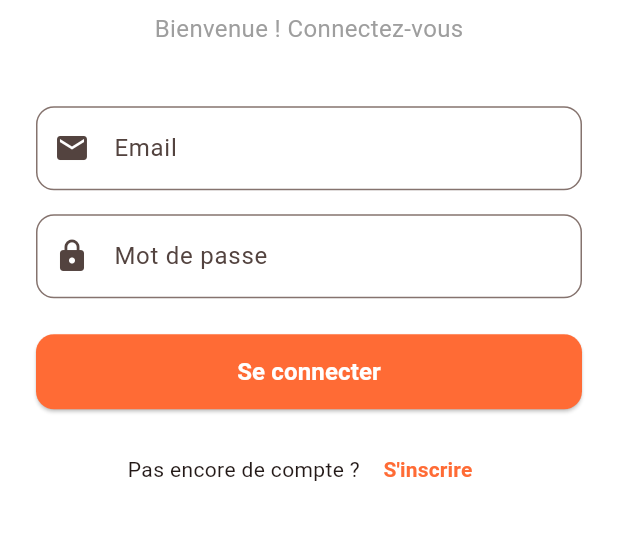
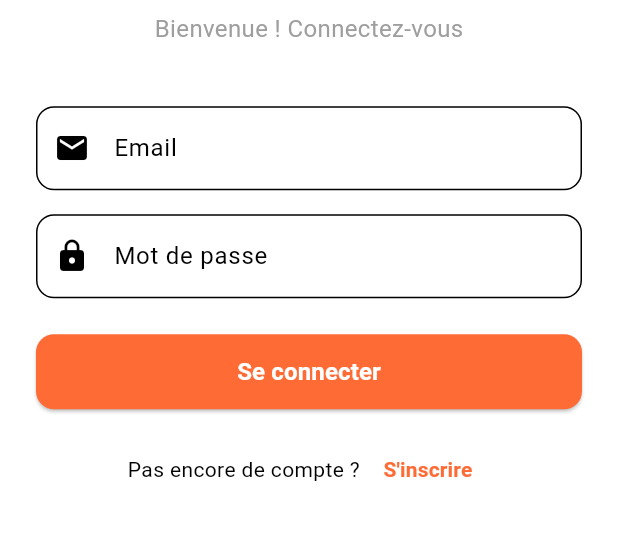
Before and after one commit to TheAbdeL/ChatApp_Light, a Flutter app: the screen it shows after launch, on a phone screen of 412 x 824 dp, the part 472-1012 px from its top. Run offline on Flutter 3.47's test engine with Material 3 defaults, Android fonts, the phone set to English and light mode, and no system bars; our stand-ins replace audioplayers, cached_network_image, cloud_firestore, firebase_auth, firebase_core, firebase_storage and 2 more; accounts and stored records are empty.

```diff
--- a/lib/main.dart
+++ b/lib/main.dart
@@ -1,21 +1,23 @@
 import 'package:flutter/material.dart';
 import 'package:firebase_core/firebase_core.dart';
+import 'package:provider/provider.dart';
 import 'firebase_options.dart';
-import 'utils/constants.dart';
+import 'providers/theme_provider.dart';
 import 'views/splash_screen.dart';
-import 'views/login_page.dart';
-import 'views/register_page.dart';
-import 'views/users_page.dart';
 
 void main() async {
   WidgetsFlutterBinding.ensureInitialized();
 
-  // Initialiser Firebase
   await Firebase.initializeApp(
     options: DefaultFirebaseOptions.currentPlatform,
   );
 
-  runApp(const MyApp());
+  runApp(
+    ChangeNotifierProvider(
+      create: (_) => ThemeProvider(),
+      child: const MyApp(),
+    ),
+  );
 }
 
 class MyApp extends StatelessWidget {
@@ -23,27 +25,56 @@ class MyApp extends StatelessWidget {
 
   @override
   Widget build(BuildContext context) {
+    return Consumer<ThemeProvider>(
+      builder: (context, themeProvider, child) {
         return MaterialApp(
-      title: AppConstants.appName,
+          title: 'ChatApp Light',
           debugShowCheckedModeBanner: false,
+
+          // Thème Light (Orange & Blanc)
           theme: ThemeData(
-        primaryColor: AppConstants.primaryColor,
-        scaffoldBackgroundColor: AppConstants.backgroundColor,
+            useMaterial3: true,
+            brightness: Brightness.light,
+            primaryColor: const Color(0xFFFF6B35),
+            scaffoldBackgroundColor: const Color(0xFFFFF5F0),
             appBarTheme: const AppBarTheme(
-          backgroundColor: AppConstants.appBarColor,
-          elevation: 0,
-          centerTitle: true,
+              backgroundColor: Color(0xFFFF6B35),
+              foregroundColor: Colors.white,
+              elevation: 2,
             ),
-        colorScheme: ColorScheme.fromSeed(
-          seedColor: AppConstants.primaryColor,
+            colorScheme: ColorScheme.light(
+              primary: const Color(0xFFFF6B35),
+              secondary: const Color(0xFFFF9F66),
+              surface: Colors.white,
             ),
+            cardColor: Colors.white,
+          ),
+
+          // Thème Dark (Orange & Noir)
+          darkTheme: ThemeData(
             useMaterial3: true,
+            brightness: Brightness.dark,
+            primaryColor: const Color(0xFFFF6B35),
+            scaffoldBackgroundColor: const Color(0xFF121212),
+            appBarTheme: const AppBarTheme(
+              backgroundColor: Color(0xFF1E1E1E),
+              foregroundColor: Colors.white,
+              elevation: 2,
             ),
+            colorScheme: ColorScheme.dark(
+              primary: const Color(0xFFFF6B35),
+              secondary: const Color(0xFFFF9F66),
+              surface: const Color(0xFF1E1E1E),
+            ),
+            cardColor: const Color(0xFF1E1E1E),
+          ),
+
+          // Utiliser le thème selon le choix de l'utilisateur
+          themeMode: themeProvider.isDarkMode ? ThemeMode.dark : ThemeMode.light,
+
+          // Page de démarrage
           home: const SplashScreen(),
-      routes: {
-        '/login': (context) => const LoginPage(),
-        '/register': (context) => const RegisterPage(),
-        '/users': (context) => const UsersPage(),
+        );
       },
     );
   }
```
Also changed, not shown: lib/views/users_page.dart (+154 -45 lines), lib/widgets/chat_input.dart (+6 -18 lines). Lines whose indentation alone changed are shown as unchanged.
